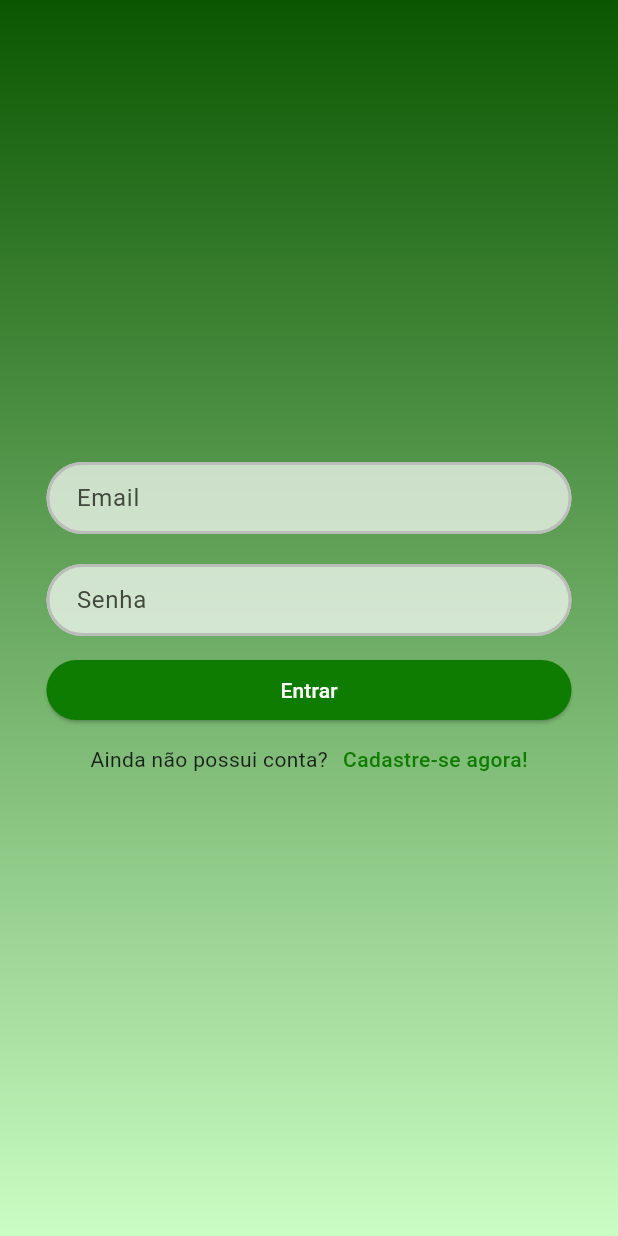
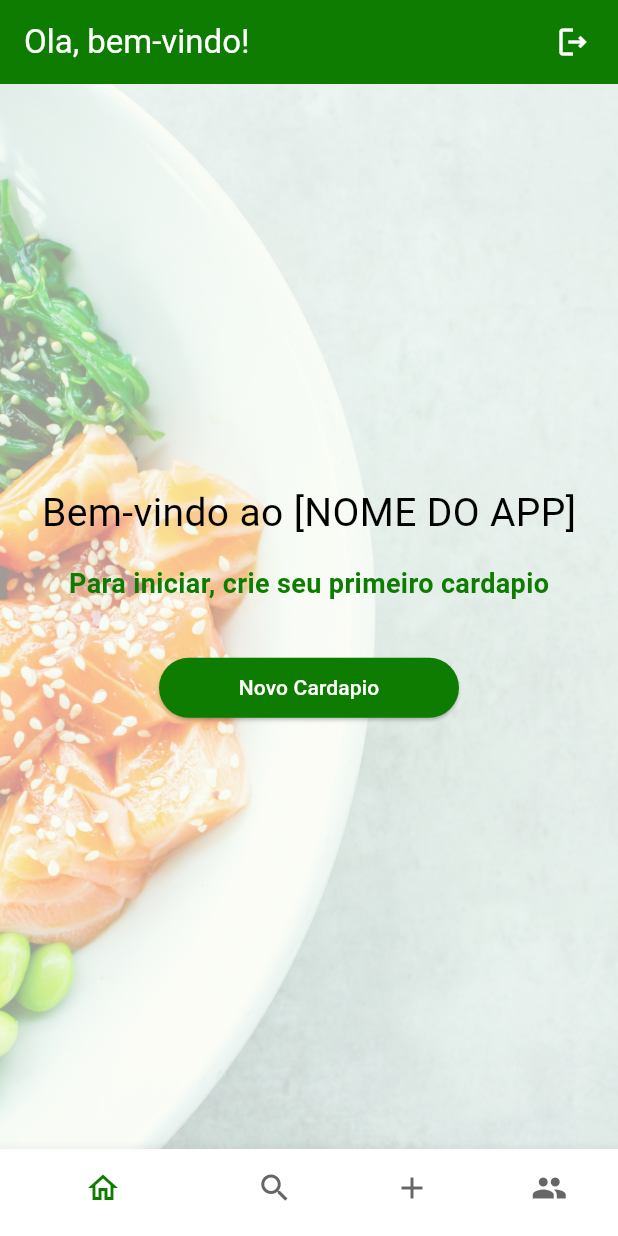
Before and after one commit to silva-luiz/app-nutricao, a Flutter app: the screen it shows after launch, on a phone screen of 412 x 824 dp. Run offline on Flutter 3.47's test engine with Material 3 defaults, Android fonts, the phone set to English and light mode, and no system bars; our stand-ins replace sqflite; accounts and stored records are empty.

Commit message:
some screens created, images added

```diff
--- a/lib/main.dart
+++ b/lib/main.dart
@@ -1,4 +1,5 @@
 import 'package:app_nutricao/_core/color_list.dart';
+import 'package:app_nutricao/pages/index.dart';
 import 'package:app_nutricao/pages/login.dart';
 import 'package:flutter/material.dart';
 
@@ -19,7 +20,7 @@ class MyApp extends StatelessWidget {
         colorScheme: ColorScheme.fromSeed(seedColor: AppColors.primaryColor),
         useMaterial3: true,
       ),
-      home: const LoginPage(),
+      home: const Index(),
     );
   }
 }
--- /dev/null
+++ b/lib/pages/home.dart
@@ -0,0 +1,49 @@
+import 'package:app_nutricao/_core/color_list.dart';
+import 'package:app_nutricao/components/custom_button.dart';
+import 'package:flutter/material.dart';
+
+class HomePage extends StatelessWidget {
+  const HomePage({super.key});
+
+  @override
+  Widget build(BuildContext context) {
+    return Container(
+      decoration: BoxDecoration(
+        // Aplicando uma imagem de fundo
+        image: DecorationImage(
+          image: AssetImage("assets/background.jpg"),
+          fit: BoxFit.cover,
+          colorFilter: ColorFilter.mode(
+              Colors.black.withOpacity(0.4),  // Reduz a opacidade da imagem para 50%
+              BlendMode.dstATop,  // Mantém a imagem visível sob a cor do filtro
+            ),
+        ),
+      ),
+        child: Center(
+          child: Column(
+            mainAxisAlignment: MainAxisAlignment.center,
+            children: [
+              const Padding(
+                padding: EdgeInsets.all(8.0),
+                child: Text(
+                  'Bem-vindo ao [NOME DO APP]',
+                  style: TextStyle(fontSize: 26, color: AppColors.textDark),
+                ),
+              ),
+              const Padding(
+                padding: EdgeInsets.all(8.0),
+                child: Text('Para iniciar, crie seu primeiro cardapio',
+                    style: TextStyle(fontSize: 18, color: AppColors.primaryColor, fontWeight: FontWeight.w700)),
+              ),
+              Padding(
+                padding: const EdgeInsets.all(12.0),
+                child: CustomButton(200, "Novo Cardapio", () {
+                  print("ok");
+                }),
+              )
+            ],
+          ),
+        ),
+    );
+  }
+}
--- /dev/null
+++ b/lib/pages/index.dart
@@ -0,0 +1,91 @@
+import 'package:app_nutricao/_core/color_list.dart';
+import 'package:app_nutricao/pages/add_page.dart';
+import 'package:app_nutricao/pages/creditos.dart';
+import 'package:app_nutricao/pages/home.dart';
+import 'package:flutter/material.dart';
+
+class Index extends StatefulWidget {
+  const Index({super.key});
+
+  @override
+  State<Index> createState() => _IndexState();
+}
+
+class _IndexState extends State<Index> {
+  int _selectedIndex = 0;
+  static const TextStyle optionStyle =
+      TextStyle(fontSize: 30, fontWeight: FontWeight.bold);
+  static const List<Widget> _widgetOptions = <Widget>[
+   HomePage(),
+    Text(
+      'Index 1: Search',
+      style: optionStyle,
+    ),
+    AddPage(),
+    CreditsPage(),
+  ];
+
+  void _onItemTapped(int index) {
+    setState(() {
+      _selectedIndex = index;
+    });
+  }
+
+  @override
+  Widget build(BuildContext context) {
+    return Scaffold(
+      appBar: AppBar(
+        title: const Text(
+          'Ola, bem-vindo!',
+          style: TextStyle(color: AppColors.textLight),
+        ),
+        actions: [
+          IconButton(
+            onPressed: () {},
+            icon: const Padding(
+              padding: EdgeInsets.only(right: 10),
+              child: Icon(
+                Icons.logout_outlined,
+                color: AppColors.textLight,
+              ),
+            ),
+          )
+        ],
+        backgroundColor: AppColors.primaryColor,
+      ),
+      body: Center(
+        child: _widgetOptions.elementAt(_selectedIndex),
+      ),
+      bottomNavigationBar: BottomNavigationBar(
+        items: const <BottomNavigationBarItem>[
+          BottomNavigationBarItem(
+            icon: Icon(Icons.home_outlined),
+            label: 'Inicio',
+            backgroundColor: AppColors.textLight,
+          ),
+          BottomNavigationBarItem(
+            icon: Icon(Icons.search),
+            label: 'Buscar',
+            backgroundColor: AppColors.textLight,
+          ),
+          BottomNavigationBarItem(
+            icon: Icon(Icons.add),
+            label: 'Adicionar',
+            backgroundColor: AppColors.textLight,
+          ),
+          BottomNavigationBarItem(
+            icon: Icon(Icons.people),
+            label: 'Créditos',
+            backgroundColor: AppColors.textLight,
+          ),
+        ],
+        currentIndex: _selectedIndex,
+        selectedItemColor: AppColors.primaryColor,
+        unselectedIconTheme: IconThemeData(color: AppColors.textGrey),
+        selectedIconTheme: IconThemeData(color: AppColors.primaryColor),
+        showSelectedLabels: false,
+        onTap: _onItemTapped,
+      ),
+    );
+  }
+}
--- a/pubspec.yaml
+++ b/pubspec.yaml
@@ -60,7 +60,8 @@ flutter:
   uses-material-design: true
 
   # To add assets to your application, add an assets section, like this:
-  # assets:
+  assets:
+  - assets/
   #   - images/a_dot_burr.jpeg
   #   - images/a_dot_ham.jpeg
 
```
Also changed, not shown: lib/components/squared_button.dart (added, +56 -0 lines), lib/pages/add_page.dart (added, +41 -0 lines), lib/pages/creditos.dart (added, +66 -0 lines), assets/background.jpg (added), assets/carol.jpeg (added), assets/luizera.jpeg (added), assets/nicolau.jpeg (added), assets/rafael.jpeg (added).
